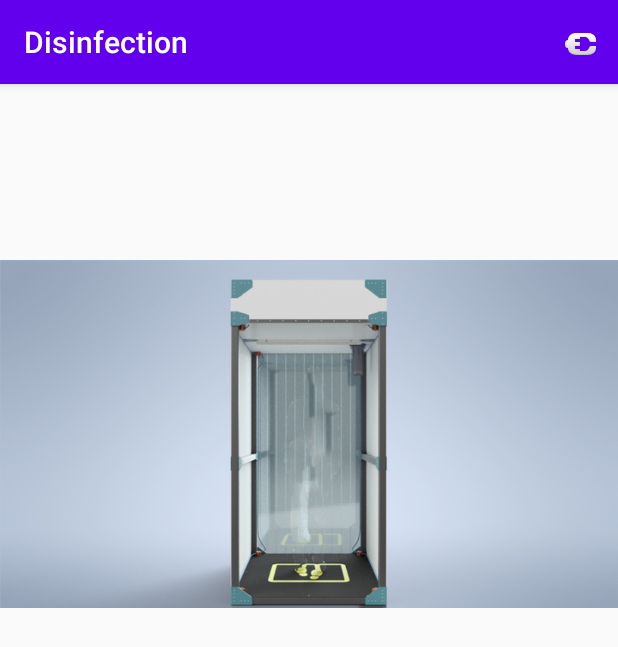
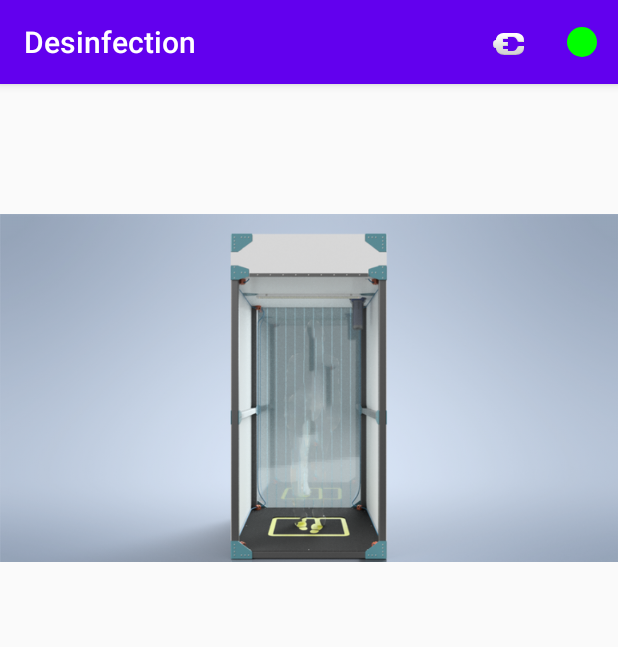
Before and after one commit to OtmanGX/DisinfectionDroid, an Android app: the screen it shows after launch (MainActivity), on a phone screen of 412 x 824 dp. Shown: the top 647 px of the screen. Run offline under Robolectric (Android 15) with nearby library versions, the phone set to English and light mode, and no system bars; libraries missing offline, so code that uses them is left out: com.felhr.usbserial; 3 statements that could not run were skipped.

Commit message:
Fix bugs

```diff
--- a/app/src/main/java/com/gxma/disinfection/FirstFragment.java
+++ b/app/src/main/java/com/gxma/disinfection/FirstFragment.java
@@ -22,6 +22,7 @@ import android.os.IBinder;
 import android.os.Message;
 import android.util.Log;
 import android.view.LayoutInflater;
+import android.view.Menu;
 import android.view.MenuItem;
 import android.view.View;
 import android.view.ViewGroup;
@@ -92,7 +93,9 @@ public class FirstFragment extends Fragment {
     View view;
     String data = "";
 
+    MenuItem diskMenuItem;
     ConstraintLayout layout ;
+    ConstraintSet set;
     ImageView imageView, imageView2, imageView3;
     ImageView focusedImage;
     private TextView textCounter, progressText;
@@ -119,6 +122,7 @@ public class FirstFragment extends Fragment {
     public void onCreate(Bundle savedInstanceState) {
         super.onCreate(savedInstanceState);
         setHasOptionsMenu(true);
+        set = new ConstraintSet();
         context = this.getContext();
         mHandler = new MyHandler((MainActivity) getActivity());
         usbManager = (UsbManager) context.getSystemService(Context.USB_SERVICE);
@@ -145,16 +149,13 @@ public class FirstFragment extends Fragment {
                     e.printStackTrace();
                 }
             }
-
-            ;
         };
     }
 
     @Override
     public void onStop() {
-//        mPhysicaloid.clearReadListener();
-//        mPhysicaloid.close();
-//        mPhysicaloid=null;
+        getActivity().unregisterReceiver(broadcastReceiver);
+        getActivity().unbindService(usbConnection);
         super.onStop();
     }
 
@@ -178,15 +179,20 @@ public class FirstFragment extends Fragment {
     }
 
     @Override
+    public void onPrepareOptionsMenu(@NonNull Menu menu) {
+        diskMenuItem = menu.findItem(R.id.disk);
+        super.onPrepareOptionsMenu(menu);
+    }
+
+    @Override
     public boolean onOptionsItemSelected(@NonNull MenuItem item) {
         int id = item.getItemId();
         final Activity activity = this.getActivity();
         if (id == R.id.start) {
 //            openConnection();
-//            marche=1; arrete=0;
-//            startJob();
+            marche=1; arrete=0;
+            startJob();
         }
-
         return super.onOptionsItemSelected(item);
     }
 
@@ -206,17 +212,17 @@ public class FirstFragment extends Fragment {
         mediaPlayer2 = MediaPlayer.create(context, R.raw.stop1);
         mediaPlayer3 = MediaPlayer.create(context, R.raw.stop2);
 
-        timer = new CountDownTimer(5000, 1000) {
+        timer = new CountDownTimer(15000, 1000) {
             @Override
             public void onTick(long l) {
                 long sec = TimeUnit.MILLISECONDS.toSeconds(l);
                 if (sec>=1) mediaPlayer.start();
                 textCounter.setText(String.format("%02d", sec));
-
             }
 
             @Override
             public void onFinish() {
+                Toast.makeText(context, "Fin du position", Toast.LENGTH_LONG).show();
                 mediaPlayer2.start();
                 textCounter.setText("0");
                 runTimer();
@@ -224,8 +230,9 @@ public class FirstFragment extends Fragment {
         };
     }
 
-    public void startJob(){
+    public void startJob() {
         if (marche==1 && arrete==0 && waiting==false) {
+            diskMenuItem.setIcon(R.drawable.ic_red_24dp);
             waiting = true;
             textCounter.setVisibility(View.VISIBLE);
             progressText.setVisibility(View.VISIBLE);
@@ -235,6 +242,7 @@ public class FirstFragment extends Fragment {
                 view.findViewById(id).setVisibility(View.VISIBLE);
             runTimer();
         } else if (marche==0 && arrete==1) {
+            diskMenuItem.setIcon(R.drawable.ic_green_24dp);
             hideEverything();
             position = 0;
         }
@@ -247,7 +255,6 @@ public class FirstFragment extends Fragment {
         progressText.setVisibility(View.INVISIBLE);
         textCounter.setText("15");
         imageView.setAnimation(fadeIn);
-//        imageView.setImageResource(R.drawable.desi);
         imageView3.clearAnimation();
         imageView2.clearAnimation();
         imageView2.setVisibility(View.INVISIBLE);
@@ -266,8 +273,7 @@ public class FirstFragment extends Fragment {
     private void runTimer() {
         if (position<positions.length)
         {
-            Toast.makeText(context, positions[position], Toast.LENGTH_LONG).show();
-
+            set.clone(layout);
             if (position != 0) {
                 ColorMatrix matrix = new ColorMatrix();
                 matrix.setSaturation(0);
@@ -275,8 +281,6 @@ public class FirstFragment extends Fragment {
                 ((ImageView)view.findViewById(image_widgets[position-1]))
                         .setColorFilter(filter);
             }
-            ConstraintSet set = new ConstraintSet();
-            set.clone(layout);
             set.connect(textCounter.getId(),
                     ConstraintSet.TOP,
                     image_widgets[position],
@@ -289,21 +293,30 @@ public class FirstFragment extends Fragment {
                     ConstraintSet.BOTTOM,
                     image_widgets[position],
                     ConstraintSet.BOTTOM, 2);
-            set.applyTo(layout);
             if (position+1<positions.length) {
                 focusedImage = view.findViewById(image_widgets[position+1]);
                 focusedImage.setFocusableInTouchMode(true);
                 focusedImage.requestFocus();
             }
+            if (position==6) {
+                imageView2.setVisibility(View.VISIBLE);
+                imageView3.setVisibility(View.VISIBLE);
+                set.connect(imageView2.getId(),
+                        ConstraintSet.TOP,
+                        image_widgets[position],
+                        ConstraintSet.TOP, 3);
+                set.connect(imageView3.getId(),
+                        ConstraintSet.TOP,
+                        image_widgets[position],
+                        ConstraintSet.TOP, 3);
+                imageView2.startAnimation(rotation);
+                imageView3.startAnimation(rotation);
+            }
             timer.start();
 //            progressText.setText(String.format("Position %d/%d", position+1, positions.length));
             progressText.setText(positions[position]);
-            if (position==6) {
-                imageView2.setVisibility(View.VISIBLE);
-                imageView3.setVisibility(View.VISIBLE);
-                imageView2.startAnimation(rotation);
-                imageView3.startAnimation(rotation);
-            }
+
+            set.applyTo(layout);
 //            imageView.startAnimation(fadeOut);
 //            imageView.setVisibility(View.INVISIBLE);
 //            imageView.setVisibility(View.VISIBLE);
@@ -316,6 +329,7 @@ public class FirstFragment extends Fragment {
             mediaPlayer3.start();
             position = 0;
             Toast.makeText(context, "Fin", Toast.LENGTH_LONG).show();
+            diskMenuItem.setIcon(R.drawable.ic_green_24dp);
             hideEverything();
         }
 
@@ -362,6 +376,8 @@ public class FirstFragment extends Fragment {
                     break;
                 case UsbService.ACTION_USB_DISCONNECTED: // USB DISCONNECTED
                     Toast.makeText(context, "USB disconnected", Toast.LENGTH_SHORT).show();
+                    marche = 0; arrete = 1;
+                    startJob();
                     break;
                 case UsbService.ACTION_USB_NOT_SUPPORTED: // USB NOT SUPPORTED
                     Toast.makeText(context, "USB device not supported", Toast.LENGTH_SHORT).show();
--- a/app/src/main/java/com/gxma/disinfection/MainActivity.java
+++ b/app/src/main/java/com/gxma/disinfection/MainActivity.java
@@ -28,16 +28,6 @@ public class MainActivity extends AppCompatActivity {
         return true;
     }
 
-
-    @Override
-    public boolean onPrepareOptionsMenu(Menu menu) {
-
-//        MenuItem item = menu.findItem(R.id.close);
-//
-//        item.setEnabled(false);
-
-        return true;
-    }
 //
 //    @Override
 //    public boolean onOptionsItemSelected(MenuItem item) {
--- /dev/null
+++ b/app/src/main/res/drawable/ic_green_24dp.xml
@@ -0,0 +1,5 @@
+<vector android:height="24dp" android:tint="#00FF00"
+    android:viewportHeight="24.0" android:viewportWidth="24.0"
+    android:width="24dp" xmlns:android="http://schemas.android.com/apk/res/android">
+    <path android:fillColor="#FF000000" android:pathData="M12,12m-10,0a10,10 0,1 1,20 0a10,10 0,1 1,-20 0"/>
+</vector>
--- /dev/null
+++ b/app/src/main/res/drawable/ic_red_24dp.xml
@@ -0,0 +1,5 @@
+<vector android:height="24dp" android:tint="#FF0000"
+    android:viewportHeight="24.0" android:viewportWidth="24.0"
+    android:width="24dp" xmlns:android="http://schemas.android.com/apk/res/android">
+    <path android:fillColor="#FF000000" android:pathData="M12,12m-10,0a10,10 0,1 1,20 0a10,10 0,1 1,-20 0"/>
+</vector>
--- a/app/src/main/res/layout/fragment_first.xml
+++ b/app/src/main/res/layout/fragment_first.xml
@@ -16,7 +16,7 @@
         <ImageView
             android:id="@+id/imageView"
             android:layout_width="0dp"
-            android:layout_height="0dp"
+            android:layout_height="wrap_content"
             android:adjustViewBounds="false"
             android:scaleType="centerInside"
             android:src="@drawable/desi"
@@ -28,39 +28,6 @@
             app:layout_constraintVertical_bias="0.0" />
 
         <ImageView
-            android:id="@+id/vent"
-            android:layout_width="63dp"
-            android:layout_height="118dp"
-            android:layout_marginTop="336dp"
-            android:inAnimation="@android:anim/slide_in_left"
-            android:src="@drawable/vent"
-            android:visibility="invisible"
-            app:layout_constraintBottom_toTopOf="@+id/progressBar"
-            app:layout_constraintEnd_toEndOf="parent"
-            app:layout_constraintHorizontal_bias="0.561"
-            app:layout_constraintStart_toEndOf="@+id/imageView"
-            app:layout_constraintStart_toStartOf="parent"
-            app:layout_constraintTop_toTopOf="@+id/imageView"
-            app:layout_constraintVertical_bias="0.0"
-            tools:ignore="MissingConstraints" />
-
-        <ImageView
-            android:id="@+id/vent2"
-            android:layout_width="63dp"
-            android:layout_height="118dp"
-            android:layout_marginTop="336dp"
-            android:inAnimation="@android:anim/slide_in_left"
-            android:src="@drawable/vent"
-            android:visibility="invisible"
-            app:layout_constraintBottom_toTopOf="@+id/progressBar"
-            app:layout_constraintEnd_toStartOf="@+id/vent"
-            app:layout_constraintHorizontal_bias="1.0"
-            app:layout_constraintStart_toStartOf="parent"
-            app:layout_constraintTop_toTopOf="@+id/imageView"
-            app:layout_constraintVertical_bias="0.0"
-            tools:ignore="MissingConstraints" />
-
-        <ImageView
             android:id="@+id/imageView1"
             android:layout_width="wrap_content"
             android:layout_height="wrap_content"
@@ -68,7 +35,7 @@
             android:adjustViewBounds="true"
             android:scaleType="centerInside"
             android:src="@drawable/pos1"
-            android:visibility="visible"
+            android:visibility="gone"
             app:layout_constraintTop_toBottomOf="@+id/imageView"
             tools:ignore="MissingConstraints"
             tools:layout_editor_absoluteX="0dp" />
@@ -79,6 +46,7 @@
             android:layout_height="wrap_content"
             android:layout_marginTop="20dp"
             android:adjustViewBounds="true"
+            android:visibility="gone"
             android:scaleType="centerInside"
             android:src="@drawable/pos2"
             app:layout_constraintTop_toBottomOf="@+id/imageView1"
@@ -90,6 +58,7 @@
             android:layout_width="wrap_content"
             android:layout_height="wrap_content"
             android:layout_marginTop="20dp"
+            android:visibility="gone"
             android:adjustViewBounds="true"
             android:scaleType="centerInside"
             android:src="@drawable/pos3"
@@ -104,6 +73,7 @@
             android:layout_height="wrap_content"
             android:layout_marginTop="20dp"
             android:adjustViewBounds="true"
+            android:visibility="gone"
             android:scaleType="centerInside"
             android:src="@drawable/pos4"
             app:layout_constraintTop_toBottomOf="@+id/imageView3"
@@ -116,6 +86,7 @@
             android:layout_width="wrap_content"
             android:layout_height="wrap_content"
             android:layout_marginTop="20dp"
+            android:visibility="gone"
             android:adjustViewBounds="true"
             android:scaleType="centerInside"
             android:src="@drawable/pos5"
@@ -129,6 +100,7 @@
             android:layout_width="wrap_content"
             android:layout_height="wrap_content"
             android:layout_marginTop="20dp"
+            android:visibility="gone"
             android:adjustViewBounds="true"
             android:scaleType="centerInside"
             android:src="@drawable/pos6"
@@ -143,8 +115,8 @@
             android:layout_height="wrap_content"
             android:layout_marginTop="20dp"
             android:adjustViewBounds="true"
+            android:visibility="gone"
             android:scaleType="centerInside"
-            android:layout_marginBottom="50dp"
             android:src="@drawable/pos7"
             app:layout_constraintTop_toBottomOf="@+id/imageView6"
             tools:ignore="MissingConstraints"
@@ -171,11 +143,10 @@
             android:background="@drawable/border"
             android:paddingStart="15dp"
             android:paddingEnd="15dp"
-            android:text="00:15:00"
+            android:text="15"
             android:textAppearance="@style/TextAppearance.AppCompat.Display1"
             android:textColor="#FFFFFF"
             android:visibility="invisible"
-            app:layout_constraintHorizontal_bias="0.0"
             app:layout_constraintTop_toTopOf="@+id/imageView"
             tools:ignore="MissingConstraints" />
 
@@ -196,6 +167,30 @@
             app:layout_constraintStart_toStartOf="parent"
             tools:ignore="MissingConstraints" />
 
+        <ImageView
+            android:id="@+id/vent2"
+            android:layout_width="56dp"
+            android:layout_height="79dp"
+            android:src="@drawable/vent"
+            android:visibility="invisible"
+            android:layout_marginLeft="60dp"
+            app:layout_constraintEnd_toEndOf="parent"
+            app:layout_constraintStart_toStartOf="parent"
+            app:layout_constraintTop_toTopOf="parent"
+            tools:ignore="MissingConstraints" />
+
+        <ImageView
+            android:id="@+id/vent"
+            android:layout_width="56dp"
+            android:layout_height="79dp"
+            android:layout_marginRight="60dp"
+            android:src="@drawable/vent"
+            android:visibility="invisible"
+            app:layout_constraintEnd_toEndOf="parent"
+            app:layout_constraintStart_toStartOf="parent"
+            app:layout_constraintTop_toTopOf="parent"
+            tools:ignore="MissingConstraints" />
+
         <!--    <Button-->
         <!--        android:id="@+id/button_first"-->
         <!--        android:layout_width="wrap_content"-->
--- a/app/src/main/res/menu/menu_main.xml
+++ b/app/src/main/res/menu/menu_main.xml
@@ -8,10 +8,10 @@
         android:icon="@android:drawable/ic_lock_idle_charging"
         android:title="@string/start"
         app:showAsAction="always" />
-<!--    <item-->
-<!--        android:id="@+id/close"-->
-<!--        android:icon="@android:drawable/ic_lock_idle_charging"-->
-<!--        android:menuCategory="system"-->
-<!--        android:title="@string/close"-->
-<!--        app:showAsAction="ifRoom|withText" />-->
+    <item
+        android:id="@+id/disk"
+        android:orderInCategory="100"
+        android:icon="@drawable/ic_green_24dp"
+        android:title="@string/start"
+        app:showAsAction="always" />
 </menu>
--- a/app/src/main/res/values/strings.xml
+++ b/app/src/main/res/values/strings.xml
@@ -1,5 +1,5 @@
 <resources>
-    <string name="app_name">Disinfection</string>
+    <string name="app_name">Desinfection</string>
     <string name="action_settings">Settings</string>
     <!-- Strings used for fragments for navigation -->
     <string name="first_fragment_label">First Fragment</string>
```
